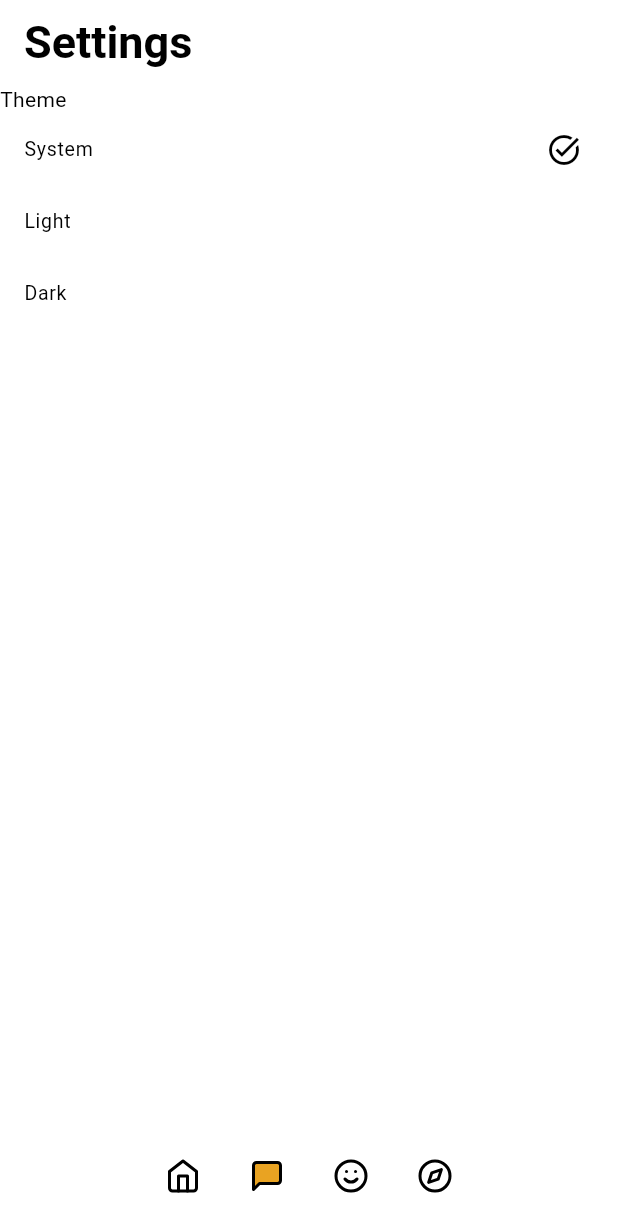
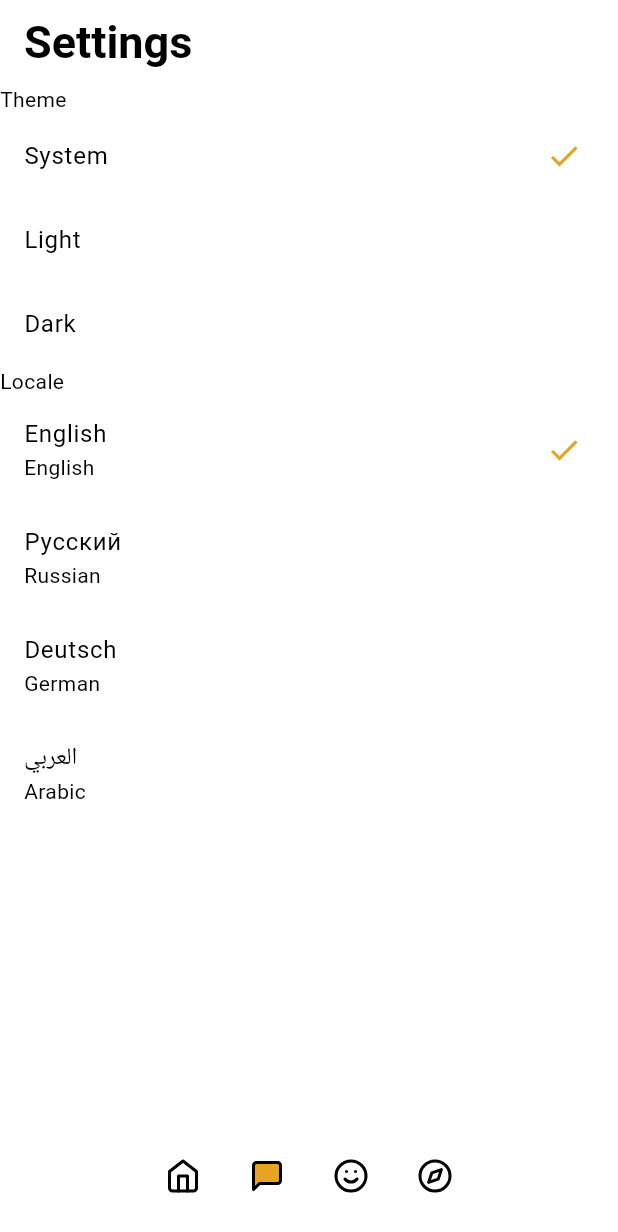
Before and after one commit to artem-petrushenko/ChatGPT, a Flutter app: the SettingsView screen opened by its route, on a phone screen of 412 x 824 dp. Shown: the top 1232 px of the screen. Run offline on Flutter 3.47's test engine with Material 2 defaults, Android fonts, the phone set to English and light mode, and no system bars; our stand-ins replace bloc_concurrency, cloud_firestore, connectivity, dio, firebase_auth, firebase_core and 11 more; accounts and stored records are empty; network calls fail; Roboto replaces fonts that are missing (Poppins).

Commit message:
Localization was added with subsequent expansion into English, Russian, Arabic and German

```diff
--- a/lib/src/app.dart
+++ b/lib/src/app.dart
@@ -1,3 +1,4 @@
+import 'package:chat_gpt/src/widget/l10n/generated/l10n.dart';
 import 'package:flutter/material.dart';
 
 import 'package:flutter_bloc/flutter_bloc.dart';
@@ -8,6 +9,8 @@ import 'package:chat_gpt/src/widget/themes/dark_theme.dart';
 import 'package:chat_gpt/src/widget/themes/light_theme.dart';
 
 import 'package:chat_gpt/src/bloc/bloc/theme/theme_bloc.dart';
+import 'package:chat_gpt/src/bloc/bloc/locale/locale_bloc.dart';
+import 'package:flutter_localizations/flutter_localizations.dart';
 
 class MyApp extends StatelessWidget {
   final AppRouter _router;
@@ -21,11 +24,20 @@ class MyApp extends StatelessWidget {
   Widget build(BuildContext context) {
     final themeIndex =
         context.select((ThemeBloc bloc) => bloc.state.themeIndex);
+    final locale = context.select((LocaleBloc bloc) => bloc.state.locale);
     return MaterialApp.router(
       title: 'Wave',
       theme: LightTheme.themeData,
       darkTheme: DarkTheme.themeData,
       themeMode: themeMode(themeIndex),
+      locale: Locale(locale, ''),
+      localizationsDelegates: const [
+        Localization.delegate,
+        GlobalMaterialLocalizations.delegate,
+        GlobalWidgetsLocalizations.delegate,
+        GlobalCupertinoLocalizations.delegate,
+      ],
+      supportedLocales: Localization.delegate.supportedLocales,
       routerDelegate: _router.router.routerDelegate,
       routeInformationParser: _router.router.routeInformationParser,
       routeInformationProvider: _router.router.routeInformationProvider,
--- /dev/null
+++ b/lib/src/bloc/bloc/locale/locale_bloc.dart
@@ -0,0 +1,52 @@
+import 'package:flutter_bloc/flutter_bloc.dart';
+import 'package:freezed_annotation/freezed_annotation.dart';
+
+import 'package:chat_gpt/src/data/repository/settings/settings_repository.dart';
+
+part 'locale_event.dart';
+
+part 'locale_state.dart';
+
+part 'locale_bloc.freezed.dart';
+
+class LocaleBloc extends Bloc<LocaleEvent, LocaleState> {
+  final SettingsRepository _settingsRepository;
+
+  LocaleBloc({
+    required SettingsRepository settingsRepository,
+  })  : _settingsRepository = settingsRepository,
+        super(const LocaleState.current(locale: 'en')) {
+    on<LocaleEvent>((event, emit) async {
+      if (event is _FetchCurrentLocaleEvent) {
+        await _onFetchCurrentLocale(event, emit);
+      } else if (event is _ChangeLocaleEvent) {
+        await _onChangeLocale(event, emit);
+      }
+    });
+  }
+
+  Future<void> _onChangeLocale(
+    _ChangeLocaleEvent event,
+    Emitter<LocaleState> emit,
+  ) async {
+    try {
+      final locale = event.locale;
+      await _settingsRepository.setCurrentLocale(locale: locale);
+      emit(LocaleState.current(locale: locale));
+    } catch (error) {
+      emit(const LocaleState.current(locale: 'en'));
+    }
+  }
+
+  Future<void> _onFetchCurrentLocale(
+    _FetchCurrentLocaleEvent event,
+    Emitter<LocaleState> emit,
+  ) async {
+    try {
+      final locale = await _settingsRepository.getCurrentLocale();
+      emit(LocaleState.current(locale: locale));
+    } catch (error) {
+      emit(const LocaleState.current(locale: 'en'));
+    }
+  }
+}
--- /dev/null
+++ b/lib/src/bloc/bloc/locale/locale_event.dart
@@ -0,0 +1,9 @@
+part of 'locale_bloc.dart';
+
+@freezed
+class LocaleEvent with _$LocaleEvent {
+  const factory LocaleEvent.fetchCurrentLocale() = _FetchCurrentLocaleEvent;
+
+  const factory LocaleEvent.changeLocale({required String locale}) =
+      _ChangeLocaleEvent;
+}
--- /dev/null
+++ b/lib/src/bloc/bloc/locale/locale_state.dart
@@ -0,0 +1,6 @@
+part of 'locale_bloc.dart';
+
+@freezed
+class LocaleState with _$LocaleState {
+  const factory LocaleState.current({required String locale}) = _Initial;
+}
--- a/lib/src/data/provider/settings/local/settings_storage.dart
+++ b/lib/src/data/provider/settings/local/settings_storage.dart
@@ -2,4 +2,8 @@ abstract class SettingsStorage {
   Future<int> getCurrentTheme();
 
   Future<void> setCurrentTheme({required int themeIndex});
+
+  Future<String> getCurrentLocale();
+
+  Future<void> setCurrentLocale({required String locale});
 }
--- a/lib/src/data/provider/settings/local/settings_storage_impl.dart
+++ b/lib/src/data/provider/settings/local/settings_storage_impl.dart
@@ -15,4 +15,12 @@ class SettingsStorageImpl implements SettingsStorage {
   @override
   Future<void> setCurrentTheme({required int themeIndex}) async =>
       await _sharedPreferencesManager.setInt('theme', themeIndex);
+
+  @override
+  Future<String> getCurrentLocale() async =>
+      await _sharedPreferencesManager.getString('locale') ?? 'en';
+
+  @override
+  Future<void> setCurrentLocale({required String locale}) async =>
+      await _sharedPreferencesManager.setString('locale', locale);
 }
--- a/lib/src/data/repository/settings/settings_repository.dart
+++ b/lib/src/data/repository/settings/settings_repository.dart
@@ -2,4 +2,8 @@ abstract class SettingsRepository {
   Future<int> getCurrentTheme();
 
   Future<void> setCurrentTheme({required int themeIndex});
+
+  Future<String> getCurrentLocale();
+
+  Future<void> setCurrentLocale({required String locale});
 }
--- a/lib/src/data/repository/settings/settings_repository_impl.dart
+++ b/lib/src/data/repository/settings/settings_repository_impl.dart
@@ -17,4 +17,12 @@ class SettingsRepositoryImpl implements SettingsRepository {
   @override
   Future<void> setCurrentTheme({required int themeIndex}) async =>
       await _settingsStorage.setCurrentTheme(themeIndex: themeIndex);
+
+  @override
+  Future<String> getCurrentLocale() async =>
+      await _settingsStorage.getCurrentLocale();
+
+  @override
+  Future<void> setCurrentLocale({required String locale}) async =>
+      await _settingsStorage.setCurrentLocale(locale: locale);
 }
--- a/lib/src/widget/views/profile/profile_view.dart
+++ b/lib/src/widget/views/profile/profile_view.dart
@@ -5,6 +5,8 @@ import 'package:flutter/services.dart';
 
 import 'package:flutter_svg/svg.dart';
 import 'package:flutter_bloc/flutter_bloc.dart';
+
+import 'package:chat_gpt/src/widget/l10n/generated/l10n.dart';
 
 import 'package:chat_gpt/src/widget/views/gallery/gallery_view.dart';
 
@@ -19,7 +21,7 @@ class ProfileView extends StatelessWidget {
     final state = context.watch<ProfileBloc>().state;
     return Scaffold(
       appBar: AppBar(
-        title: const Text('Profile'),
+        title: Text(Localization.of(context).profile),
       ),
       body: Center(
         child: state.when(
--- a/lib/src/widget/views/settings/settings_view.dart
+++ b/lib/src/widget/views/settings/settings_view.dart
@@ -3,12 +3,22 @@ import 'package:flutter/services.dart';
 
 import 'package:flutter_bloc/flutter_bloc.dart';
 
+import 'package:chat_gpt/src/widget/l10n/generated/l10n.dart';
+
 import 'package:chat_gpt/src/bloc/bloc/theme/theme_bloc.dart';
+import 'package:chat_gpt/src/bloc/bloc/locale/locale_bloc.dart';
 
 const List<ThemeEntity> themes = <ThemeEntity>[
   ThemeEntity(name: 'System', index: 0),
   ThemeEntity(name: 'Light', index: 1),
   ThemeEntity(name: 'Dark', index: 2),
+];
+
+const List<LocaleEntity> locales = <LocaleEntity>[
+  LocaleEntity(name: 'English', enName: 'English', locale: 'en'),
+  LocaleEntity(name: 'Русский', enName: 'Russian', locale: 'ru'),
+  LocaleEntity(name: 'Deutsch', enName: 'German', locale: 'de'),
+  LocaleEntity(name: 'العربي', enName: 'Arabic', locale: 'ar'),
 ];
 
 class SettingsView extends StatelessWidget {
@@ -18,9 +28,10 @@ class SettingsView extends StatelessWidget {
   Widget build(BuildContext context) {
     final themeIndex =
         context.select((ThemeBloc bloc) => bloc.state.themeIndex);
+    final locale = context.select((LocaleBloc bloc) => bloc.state.locale);
     return Scaffold(
       appBar: AppBar(
-        title: const Text('Settings'),
+        title: Text(Localization.of(context).settings),
       ),
       body: CustomScrollView(
         slivers: [
@@ -30,16 +41,35 @@ class SettingsView extends StatelessWidget {
           SliverList.builder(
             itemCount: themes.length,
             itemBuilder: (BuildContext context, int index) => ListTile(
-                dense: true,
                 title: Text(themes[index].name),
-                trailing:
-                    themeIndex == index ? const Icon(Icons.task_alt) : null,
+                trailing: themeIndex == index
+                    ? Icon(Icons.check,
+                        color: Theme.of(context).colorScheme.primary)
+                    : null,
                 onTap: () {
                   HapticFeedback.vibrate();
                   context.read<ThemeBloc>().add(
                       ThemeEvent.changeTheme(themeIndex: themes[index].index));
                 }),
-          )
+          ),
+          const SliverToBoxAdapter(
+            child: Text('Locale'),
+          ),
+          SliverList.builder(
+            itemCount: locales.length,
+            itemBuilder: (BuildContext context, int index) => ListTile(
+                title: Text(locales[index].name),
+                subtitle: Text(locales[index].enName),
+                trailing: locale == locales[index].locale
+                    ? Icon(Icons.check,
+                        color: Theme.of(context).colorScheme.primary)
+                    : null,
+                onTap: () {
+                  HapticFeedback.vibrate();
+                  context.read<LocaleBloc>().add(
+                      LocaleEvent.changeLocale(locale: locales[index].locale));
+                }),
+          ),
         ],
       ),
     );
@@ -52,3 +82,15 @@ class ThemeEntity {
 
   const ThemeEntity({required this.name, required this.index});
 }
+
+class LocaleEntity {
+  final String name;
+  final String enName;
+  final String locale;
+
+  const LocaleEntity({
+    required this.name,
+    required this.enName,
+    required this.locale,
+  });
+}
```
Also changed, not shown: lib/main.dart (+14 -0 lines), lib/src/widget/l10n/intl_ar.arb (added, +7 -0 lines), lib/src/widget/l10n/intl_de.arb (added, +7 -0 lines), lib/src/widget/l10n/intl_en.arb (added, +7 -0 lines), lib/src/widget/l10n/intl_ru.arb (added, +7 -0 lines), lib/src/widget/views/contacts/contacts_view.dart (+11 -5 lines), lib/src/widget/views/conversations/conversations_view.dart (+4 -4 lines), pubspec.yaml (+9 -0 lines), lib/src/bloc/bloc/auth/auth_bloc.freezed.dart, lib/src/bloc/bloc/chat/chat_bloc.freezed.dart, lib/src/bloc/bloc/contacts/contacts_bloc.freezed.dart, lib/src/bloc/bloc/conversations/conversations_bloc.freezed.dart, lib/src/bloc/bloc/gallery/gallery_bloc.freezed.dart, lib/src/bloc/bloc/locale/locale_bloc.freezed.dart (added), 8 more files.
